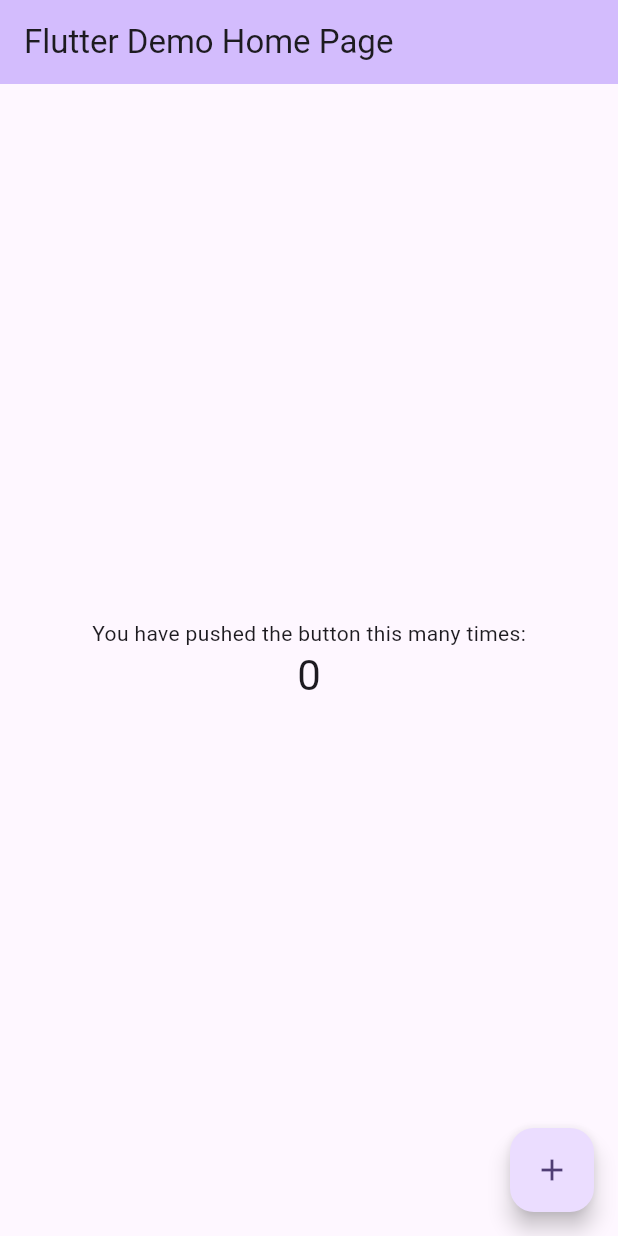
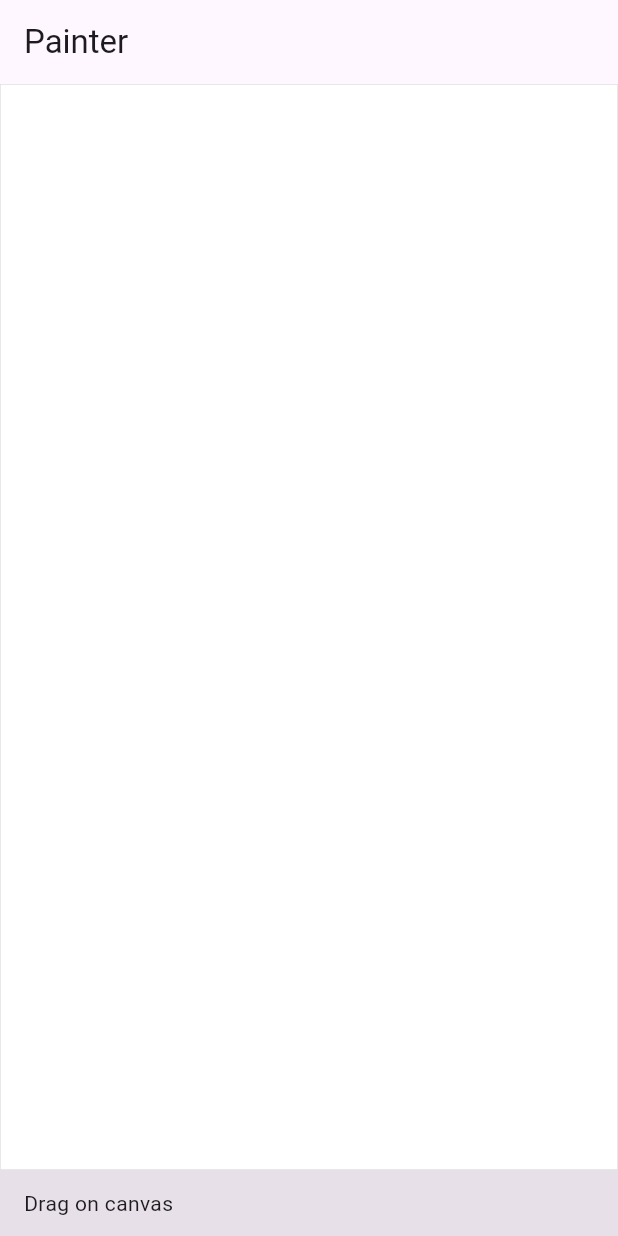
Before and after one commit to TimTmi/painter, a Flutter app: the screen it shows after launch, on a phone screen of 412 x 824 dp. Run offline on Flutter 3.47's test engine with Material 3 defaults, Android fonts, the phone set to English and light mode, and no system bars.

Commit message:
feat: canvas startpoint, endpoint, dragging

```diff
--- a/lib/main.dart
+++ b/lib/main.dart
@@ -1,4 +1,5 @@
 import 'package:flutter/material.dart';
+import 'package:paint/presentation/drawing_screen.dart';
 
 void main() {
   runApp(const MyApp());
@@ -28,9 +29,9 @@ class MyApp extends StatelessWidget {
         //
         // This works for code too, not just values: Most code changes can be
         // tested with just a hot reload.
-        colorScheme: .fromSeed(seedColor: Colors.deepPurple),
+        colorScheme: ColorScheme.fromSeed(seedColor: Colors.deepPurple),
       ),
-      home: const MyHomePage(title: 'Flutter Demo Home Page'),
+      home: const DrawingScreen(),
     );
   }
 }
@@ -102,7 +103,7 @@ class _MyHomePageState extends State<MyHomePage> {
           // TRY THIS: Invoke "debug painting" (choose the "Toggle Debug Paint"
           // action in the IDE, or press "p" in the console), to see the
           // wireframe for each widget.
-          mainAxisAlignment: .center,
+          mainAxisAlignment: MainAxisAlignment.center,
           children: [
             const Text('You have pushed the button this many times:'),
             Text(
--- /dev/null
+++ b/lib/presentation/drawing_screen.dart
@@ -0,0 +1,75 @@
+import 'dart:async';
+
+import 'package:flutter/material.dart';
+import 'package:paint/presentation/widgets/canvas_area.dart';
+
+class DrawingScreen extends StatefulWidget {
+  const DrawingScreen({super.key});
+
+  @override
+  State<DrawingScreen> createState() => _DrawingScreenState();
+}
+
+class _DrawingScreenState extends State<DrawingScreen> {
+  final StreamController<CanvasDragState> _dragController =
+      StreamController<CanvasDragState>.broadcast();
+
+  Stream<CanvasDragState> get dragStream => _dragController.stream;
+
+  @override
+  void dispose() {
+    _dragController.close();
+    super.dispose();
+  }
+
+  void _handleCanvasDragChanged(CanvasDragState dragState) {
+    _dragController.add(dragState);
+  }
+
+  @override
+  Widget build(BuildContext context) {
+    return Scaffold(
+      appBar: AppBar(title: const Text('Painter')),
+      body: Column(
+        children: [
+          Expanded(child: CanvasArea(onDragChanged: _handleCanvasDragChanged)),
+          StreamBuilder<CanvasDragState>(
+            stream: dragStream,
+            builder: (context, snapshot) {
+              final dragState = snapshot.data;
+
+              if (dragState == null) {
+                return const _PointStatus(text: 'Drag on canvas');
+              }
+
+              return _PointStatus(
+                text:
+                    'start: ${_formatOffset(dragState.startPoint)} | current: ${_formatOffset(dragState.currentPoint)} | dragging: ${dragState.isDragging}',
+              );
+            },
+          ),
+        ],
+      ),
+    );
+  }
+
+  String _formatOffset(Offset offset) {
+    return '(${offset.dx.toStringAsFixed(1)}, ${offset.dy.toStringAsFixed(1)})';
+  }
+}
+
+class _PointStatus extends StatelessWidget {
+  const _PointStatus({required this.text});
+
+  final String text;
+
+  @override
+  Widget build(BuildContext context) {
+    return Container(
+      width: double.infinity,
+      padding: const EdgeInsets.symmetric(horizontal: 16, vertical: 12),
+      color: Theme.of(context).colorScheme.surfaceContainerHighest,
+      child: Text(text, style: Theme.of(context).textTheme.bodyMedium),
+    );
+  }
+}
--- /dev/null
+++ b/lib/presentation/widgets/canvas_area.dart
@@ -0,0 +1,101 @@
+import 'package:flutter/material.dart';
+
+class CanvasDragState {
+  const CanvasDragState({
+    required this.startPoint,
+    required this.currentPoint,
+    required this.isDragging,
+  });
+
+  final Offset startPoint;
+  final Offset currentPoint;
+  final bool isDragging;
+}
+
+class CanvasArea extends StatefulWidget {
+  const CanvasArea({super.key, this.onDragChanged});
+
+  final ValueChanged<CanvasDragState>? onDragChanged;
+
+  @override
+  State<CanvasArea> createState() => _CanvasAreaState();
+}
+
+class _CanvasAreaState extends State<CanvasArea> {
+  Offset? _startPoint;
+  Offset? _currentPoint;
+
+  void _emitDragState({required bool isDragging}) {
+    final startPoint = _startPoint;
+    final currentPoint = _currentPoint;
+
+    if (startPoint == null || currentPoint == null) {
+      return;
+    }
+
+    widget.onDragChanged?.call(
+      CanvasDragState(
+        startPoint: startPoint,
+        currentPoint: currentPoint,
+        isDragging: isDragging,
+      ),
+    );
+  }
+
+  void _handlePanStart(DragStartDetails details) {
+    setState(() {
+      _startPoint = details.localPosition;
+      _currentPoint = details.localPosition;
+    });
+    _emitDragState(isDragging: true);
+  }
+
+  void _handlePanUpdate(DragUpdateDetails details) {
+    setState(() {
+      _currentPoint = details.localPosition;
+    });
+    _emitDragState(isDragging: true);
+  }
+
+  void _handlePanEnd(DragEndDetails details) {
+    _emitDragState(isDragging: false);
+  }
+
+  void _handlePanCancel() {
+    _emitDragState(isDragging: false);
+  }
+
+  @override
+  Widget build(BuildContext context) {
+    return GestureDetector(
+      behavior: HitTestBehavior.opaque,
+      onPanStart: _handlePanStart,
+      onPanUpdate: _handlePanUpdate,
+      onPanEnd: _handlePanEnd,
+      onPanCancel: _handlePanCancel,
+      child: CustomPaint(
+        painter: const CanvasBackgroundPainter(),
+        child: const SizedBox.expand(),
+      ),
+    );
+  }
+}
+
+class CanvasBackgroundPainter extends CustomPainter {
+  const CanvasBackgroundPainter();
+
+  @override
+  void paint(Canvas canvas, Size size) {
+    final backgroundPaint = Paint()..color = Colors.white;
+    canvas.drawRect(Offset.zero & size, backgroundPaint);
+
+    final borderPaint = Paint()
+      ..color = const Color(0xFFE0E0E0)
+      ..style = PaintingStyle.stroke
+      ..strokeWidth = 1;
+    canvas.drawRect(Offset.zero & size, borderPaint);
+  }
+
+  @override
+  bool shouldRepaint(covariant CanvasBackgroundPainter oldDelegate) => false;
+}
--- a/pubspec.yaml
+++ b/pubspec.yaml
@@ -2,7 +2,7 @@ name: paint
 description: "A new Flutter project."
 # The following line prevents the package from being accidentally published to
 # pub.dev using `flutter pub publish`. This is preferred for private packages.
-publish_to: 'none' # Remove this line if you wish to publish to pub.dev
+publish_to: "none" # Remove this line if you wish to publish to pub.dev
 
 # The following defines the version and build number for your application.
 # A version number is three numbers separated by dots, like 1.2.43
@@ -19,7 +19,7 @@ publish_to: 'none' # Remove this line if you wish to publish to pub.dev
 version: 1.0.0+1
 
 environment:
-  sdk: ^3.11.4
+  sdk: ^3.8.0
 
 # Dependencies specify other packages that your package needs in order to work.
 # To automatically upgrade your package dependencies to the latest versions
@@ -51,7 +51,6 @@ dev_dependencies:
 
 # The following section is specific to Flutter packages.
 flutter:
-
   # The following line ensures that the Material Icons font is
   # included with your application, so that you can use the icons in
   # the material Icons class.
```
Also changed, not shown: lib/presentation/widgets/toolbar.dart (renamed from lib/presentation/toolbar.dart), pubspec.lock, 1 other file.
